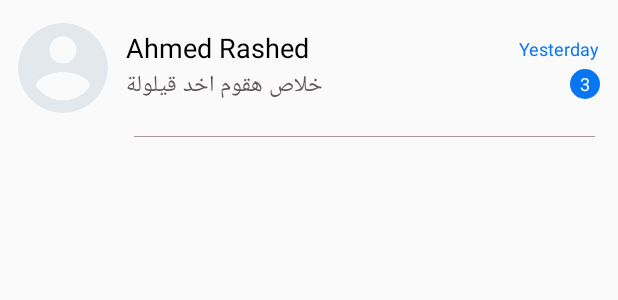
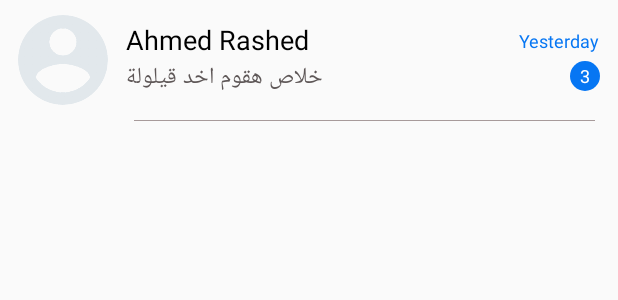
Before and after one commit to esam00/Kroubi, an Android app: the layout home_chat_list_item.xml on its own in the app's theme, with its tools: preview values and no code run, on a phone screen of 412 x 824 dp. Shown: the top 300 px of the screen. Run offline under Robolectric (Android 15) with nearby library versions, the phone set to English and light mode, and no system bars.

```diff
--- a/app/src/main/res/layout/content_home_chat.xml
+++ b/app/src/main/res/layout/content_home_chat.xml
@@ -18,6 +18,7 @@
             android:layout_height="?attr/actionBarSize"
             android:background="@color/colorPrimary"
             app:tabTextColor="@color/disabledColor"
+            app:tabRippleColor="@color/white"
             app:tabIndicatorColor="@color/white"
             app:tabIndicatorHeight="3dp"
             android:elevation="4dp"
--- a/app/src/main/res/layout/home_chat_list_item.xml
+++ b/app/src/main/res/layout/home_chat_list_item.xml
@@ -13,7 +13,7 @@
         android:layout_width="match_parent"
         android:layout_height="wrap_content"
         android:layout_marginStart="12dp"
-        android:layout_marginTop="15dp"
+        android:layout_marginTop="10dp"
         android:layout_marginEnd="12dp">
 
         <de.hdodenhof.circleimageview.CircleImageView
@@ -88,7 +88,7 @@
         android:layout_width="match_parent"
         android:layout_height=".3dp"
         android:layout_marginStart="89dp"
-        android:layout_marginTop="15dp"
+        android:layout_marginTop="10dp"
         android:layout_marginEnd="15sp"
         android:background="@color/light_gray">
 
--- a/app/src/main/res/values/colors.xml
+++ b/app/src/main/res/values/colors.xml
@@ -6,6 +6,8 @@
 
     <color name="colorMain">#1D255E</color>
     <color name="colorMainLight">#3F51B5</color>
+
+    <color name="colorMainWithOpacity">#991D255E</color>
 
     <color name="chat_background">#ECE5DD</color>
     <color name="outgoing_chat_bubble">#DCF8C6</color>
```
Also changed, not shown: app/src/main/java/com/essam/chatapp/contacts/activity/ContactsActivity.java (+10 -7 lines), app/src/main/java/com/essam/chatapp/utils/Consts.java (+16 -9 lines).
